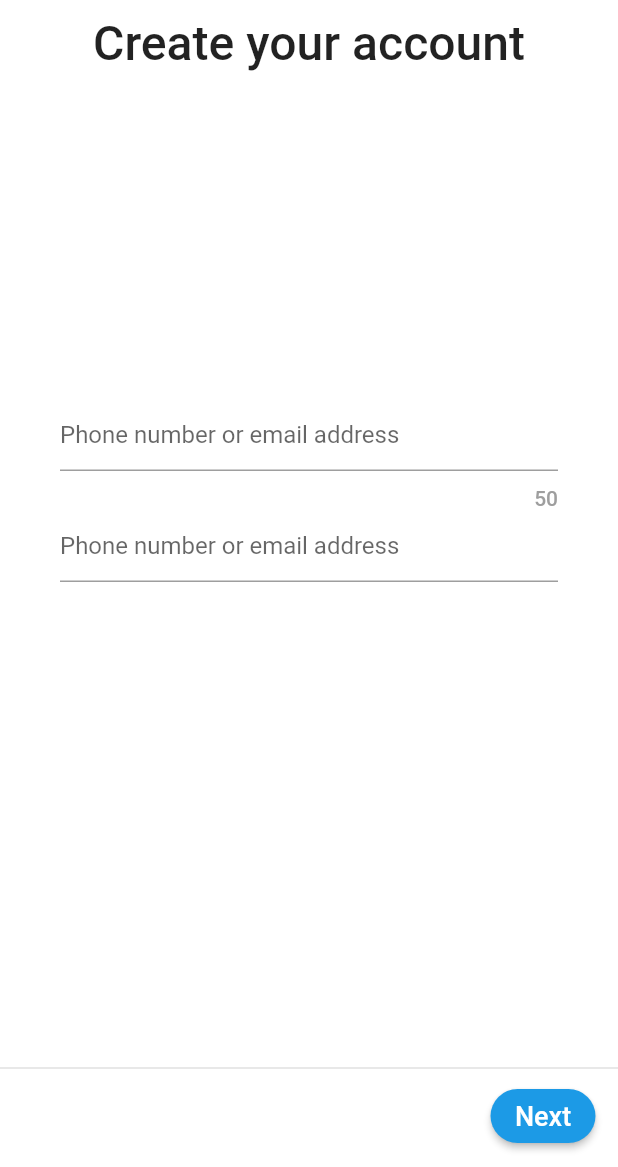
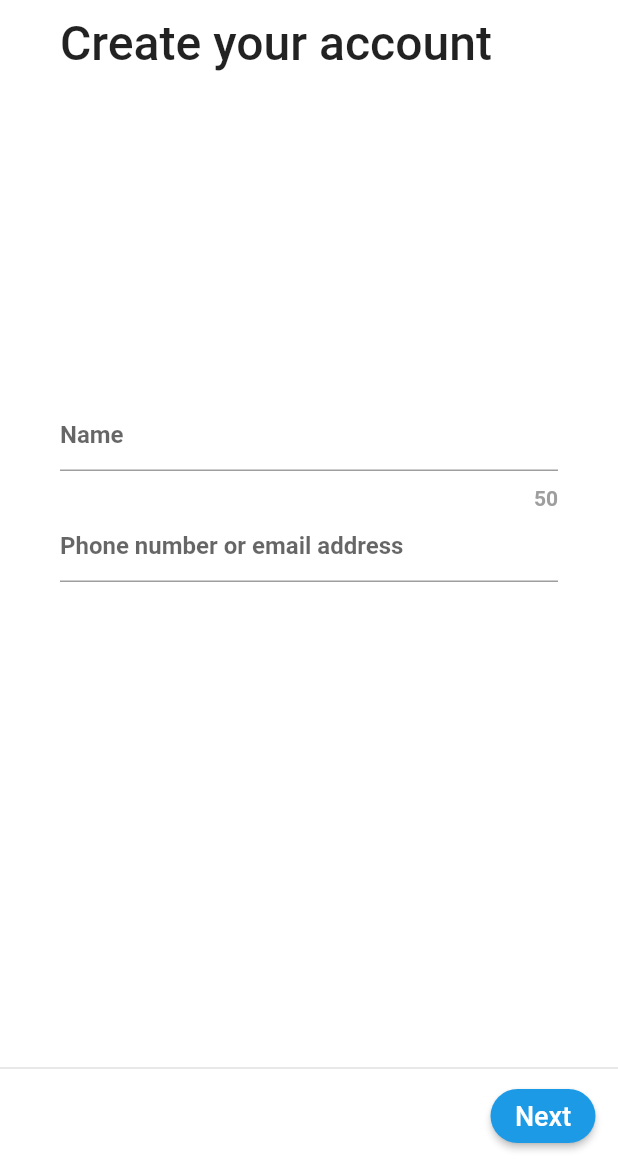
Before and after one commit to eldeeno/twitter_app, a Flutter app: the screen it shows after launch, after a tap on "Create account", on a phone screen of 412 x 824 dp, the part 69-1236 px from its top. Run offline on Flutter 3.47's test engine with Material 2 defaults, Android fonts, the phone set to English and light mode, and no system bars; our stand-ins replace font_awesome_flutter.

Commit message:
second commit: completed welcome, login and registration screen designs.

```diff
--- a/lib/screens/registration_screen.dart
+++ b/lib/screens/registration_screen.dart
@@ -39,14 +39,18 @@ class RegistrationScreen extends StatelessWidget {
           Expanded(
             flex: 2,
             child: Column(
+              crossAxisAlignment: CrossAxisAlignment.stretch,
               children: <Widget>[
-                Container(
+                Padding(
+                  padding: const EdgeInsets.only(left: 40.0),
+                  child: Container(
                     child: Text(
                       'Create your account',
                       style: TextStyle(
                         fontSize: 32.0,
                         color: Colors.black87,
                         fontWeight: FontWeight.w500,
+                      ),
                     ),
                   ),
                 ),
@@ -65,7 +69,8 @@ class RegistrationScreen extends StatelessWidget {
                         Container(
                           child: TextField(
                             decoration: InputDecoration(
-                              hintText: 'Phone number or email address',
+                              hintText: 'Name',
+                              hintStyle: TextStyle(fontWeight: FontWeight.w600),
                             ),
                           ),
                         ),
@@ -76,13 +81,14 @@ class RegistrationScreen extends StatelessWidget {
                             '50',
                             style: TextStyle(
                                 color: Colors.grey,
-                                fontWeight: FontWeight.w500),
+                                fontWeight: FontWeight.w600),
                           ),
                         ),
                         Container(
                           child: TextField(
                             decoration: InputDecoration(
                               hintText: 'Phone number or email address',
+                              hintStyle: TextStyle(fontWeight: FontWeight.w600),
                             ),
                           ),
                         ),
--- a/lib/screens/welcom_screen.dart
+++ b/lib/screens/welcom_screen.dart
@@ -2,6 +2,7 @@ import 'package:flutter/cupertino.dart';
 import 'package:flutter/material.dart';
 import 'package:flutter/rendering.dart';
 import 'package:twitterapp/screens/registration_screen.dart';
+import 'package:twitterapp/screens/login_screen.dart';
 
 class WelcomeScreen extends StatefulWidget {
   @override
@@ -91,7 +92,10 @@ class _WelcomeScreenState extends State<WelcomeScreen> {
                       width: 5.0,
                     ),
                     InkWell(
-                      onTap: () => Navigator.push(context, MaterialPageRoute()),
+                      onTap: () => Navigator.push(
+                          context,
+                          MaterialPageRoute(
+                              builder: (context) => LoginScreen())),
                       child: Text(
                         'Login',
                         style: TextStyle(
--- a/pubspec.yaml
+++ b/pubspec.yaml
@@ -11,7 +11,8 @@ dependencies:
     sdk: flutter
 
   cupertino_icons: ^0.1.2
-  flare_splash_screen: ^3.0.1
+  font_awesome_flutter: ^8.8.1
+
 
 dev_dependencies:
   flutter_test:
```
Also changed, not shown: lib/screens/login_screen.dart (+77 -34 lines), pubspec.lock. Lines whose indentation alone changed are shown as unchanged.
